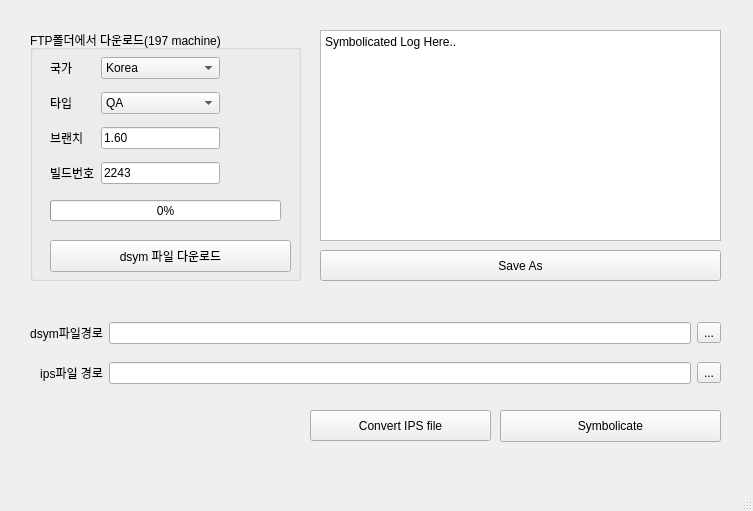
Before: the Qt Designer form iosSymbolicate.ui in RyoniCho/iOSSymbolicateTool, drawn with Qt 5.
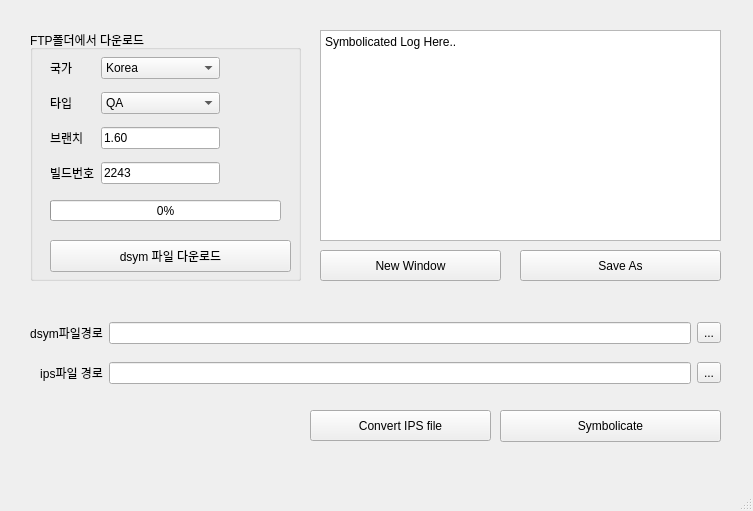
After: the same form once the commit is applied.

Commit message: UI new windows 추가

What changed in the file:
```diff
--- a/iosSymbolicate.ui
+++ b/iosSymbolicate.ui
@@ -24,7 +24,7 @@
      </rect>
     </property>
     <property name="title">
-     <string>FTP폴더에서 다운로드(197 machine)</string>
+     <string>FTP폴더에서 다운로드</string>
     </property>
     <widget class="QWidget" name="gridLayoutWidget">
      <property name="geometry">
@@ -261,9 +261,9 @@
    <widget class="QPushButton" name="UI_SaveAsPushButton">
     <property name="geometry">
      <rect>
-      <x>320</x>
+      <x>520</x>
       <y>250</y>
-      <width>401</width>
+      <width>201</width>
       <height>31</height>
      </rect>
     </property>
@@ -271,6 +271,19 @@
      <string>Save As</string>
     </property>
    </widget>
+   <widget class="QPushButton" name="UI_newWindowPushButton">
+    <property name="geometry">
+     <rect>
+      <x>320</x>
+      <y>250</y>
+      <width>181</width>
+      <height>31</height>
+     </rect>
+    </property>
+    <property name="text">
+     <string>New Window</string>
+    </property>
+   </widget>
   </widget>
   <widget class="QMenuBar" name="menubar">
    <property name="geometry">
```
